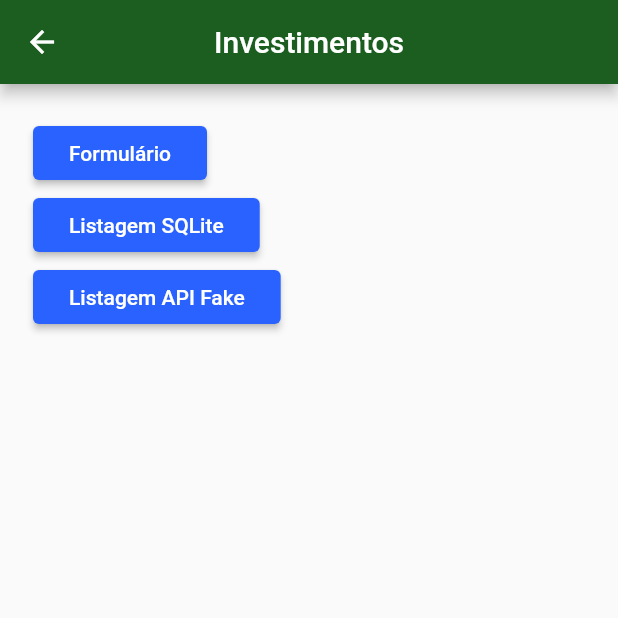
After one commit to lopesluisjorge/flutter_formulario, a Flutter app: the screen it shows after launch, after a tap on "Avançar", on a phone screen of 412 x 824 dp, the top half of it. The commit adds this screen. Run offline on Flutter 3.47's test engine with Material 2 defaults, Android fonts, the phone set to English and light mode, and no system bars; network calls fail.

Commit message:
WIP: Paginas da aplicação

```diff
--- /dev/null
+++ b/lib/screens/home_page.dart
@@ -0,0 +1,51 @@
+import 'package:flutter/material.dart';
+import 'package:investtest/screens/page_menu.dart';
+
+class HomePage extends StatelessWidget {
+  @override
+  Widget build(BuildContext context) {
+    return Scaffold(
+      appBar: AppBar(
+        title: Text('Investimentos'),
+        centerTitle: true,
+      ),
+      body: _body(context),
+    );
+  }
+
+  _body(BuildContext context) {
+    return Container(
+      margin: EdgeInsets.all(16),
+      padding: EdgeInsets.all(6),
+      child: Column(
+        children: <Widget>[
+          _imagem('assets/images/stock-exchange-market.png'),
+          _texto('Negociações na bolsa de valores'),
+          _button(context),
+        ],
+      ),
+    );
+  }
+
+  _imagem(String url) {
+    return Image.asset(url);
+  }
+
+  _texto(String texto) {
+    return Text(
+      texto,
+      style: TextStyle(fontSize: 18, fontWeight: FontWeight.bold),
+    );
+  }
+
+  _button(BuildContext context) {
+    return RaisedButton(
+      child: Text('Avançar'),
+      onPressed: () {
+        Navigator.push(context, MaterialPageRoute(builder: (context) {
+          return PageMenu();
+        }));
+      },
+    );
+  }
+}
--- a/lib/screens/investtest.dart
+++ b/lib/screens/investtest.dart
@@ -1,10 +1,11 @@
 import 'package:flutter/material.dart';
-import 'package:investtest/screens/negociacao_form.dart';
+import 'package:investtest/screens/home_page.dart';
 
 class Investtest extends StatelessWidget {
   @override
   Widget build(BuildContext context) {
     return MaterialApp(
+      title: "InvestTest",
       theme: ThemeData(
         primaryColor: Colors.green[900],
         accentColor: Colors.blueAccent[700],
@@ -13,7 +14,7 @@ class Investtest extends StatelessWidget {
           textTheme: ButtonTextTheme.primary,
         ),
       ),
-      home: NegociacaoForm(),
+      home: HomePage(),
     );
   }
 }
--- /dev/null
+++ b/lib/screens/page_menu.dart
@@ -0,0 +1,45 @@
+import 'package:flutter/material.dart';
+import 'package:investtest/models/negocacao.dart';
+import 'package:investtest/screens/negociacao_form.dart';
+import 'package:investtest/screens/page_lista_investimentos.dart';
+import 'package:investtest/screens/page_lista_investimentos_sqlite.dart';
+
+class PageMenu extends StatelessWidget {
+  @override
+  Widget build(BuildContext context) {
+    return Scaffold(
+      appBar: AppBar(
+        title: Text('Investimentos'),
+        centerTitle: true,
+      ),
+      body: _body(context),
+    );
+  }
+
+  _body(BuildContext context) {
+    return Container(
+      margin: EdgeInsets.all(16),
+      padding: EdgeInsets.all(6),
+      child: Column(
+        crossAxisAlignment: CrossAxisAlignment.start,
+        children: <Widget>[
+          _botao(context, 'Formulário', NegociacaoForm()),
+          _botao(context, 'Listagem SQLite', PageListaInvestimentosSqlite()),
+          _botao(context, 'Listagem API Fake', PageListaInvestimentos()),
+        ],
+      ),
+    );
+  }
+
+
+  _botao(BuildContext context, String texto, Widget widget) {
+    return RaisedButton(
+      child: Text(texto),
+      onPressed: () {
+        Navigator.push(context, MaterialPageRoute(builder: (context) {
+          return widget;
+        }));
+      },
+    );
+  }
+}
--- /dev/null
+++ b/lib/support/db_provider.dart
@@ -0,0 +1,4 @@
+class DBProvider {
+  DBProvider._();
+  static final DBProvider db = DBProvider._();
+}
--- a/pubspec.yaml
+++ b/pubspec.yaml
@@ -23,6 +23,8 @@ dependencies:
   # The following adds the Cupertino Icons font to your application.
   # Use with the CupertinoIcons class for iOS style icons.
   cupertino_icons: ^0.1.2
+  sqflite: any
+  http: ^0.12.0+4
 
 dev_dependencies:
   flutter_test:
@@ -41,8 +43,8 @@ flutter:
   uses-material-design: true
 
   # To add assets to your application, add an assets section, like this:
-  # assets:
-  #  - images/a_dot_burr.jpeg
+  assets:
+    - assets/images/
   #  - images/a_dot_ham.jpeg
 
   # An image asset can refer to one or more resolution-specific "variants", see
```
Also changed, not shown: lib/models/negocacao.dart (+12 -7 lines), lib/screens/negociacao_form.dart (+7 -1 lines), lib/screens/page_detalhe_investimento.dart (added, +57 -0 lines), lib/screens/page_lista_investimentos.dart (added, +93 -0 lines), lib/screens/page_lista_investimentos_sqlite.dart (added, +93 -0 lines), lib/screens/page_sobre.dart (added, +42 -0 lines), assets/images/stock-exchange-market.png (added), pubspec.lock, 2 other files.
